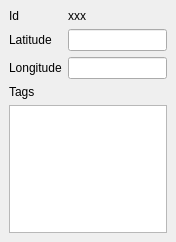
Qt form editors/merkaartor/TrackPointProperties.ui (openstreetmap/svn-archive) before a commit.
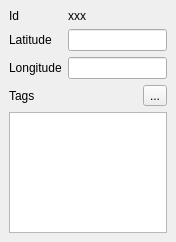
The same form after that commit. Icons and pictures are not drawn.

Commit message: ADD : remove tag tool

Patch:
```diff
--- a/editors/merkaartor/TrackPointProperties.ui
+++ b/editors/merkaartor/TrackPointProperties.ui
@@ -64,11 +64,44 @@
     </layout>
    </item>
    <item>
-    <widget class="QLabel" name="label_2" >
-     <property name="text" >
-      <string>Tags</string>
+    <layout class="QHBoxLayout" >
+     <property name="margin" >
+      <number>0</number>
      </property>
-    </widget>
+     <property name="spacing" >
+      <number>6</number>
+     </property>
+     <item>
+      <widget class="QLabel" name="label_2" >
+       <property name="text" >
+        <string>Tags</string>
+       </property>
+      </widget>
+     </item>
+     <item>
+      <spacer>
+       <property name="orientation" >
+        <enum>Qt::Horizontal</enum>
+       </property>
+       <property name="sizeHint" >
+        <size>
+         <width>40</width>
+         <height>20</height>
+        </size>
+       </property>
+      </spacer>
+     </item>
+     <item>
+      <widget class="QToolButton" name="RemoveTagButton" >
+       <property name="text" >
+        <string>...</string>
+       </property>
+       <property name="icon" >
+        <iconset>Icons/small-remove.xpm</iconset>
+       </property>
+      </widget>
+     </item>
+    </layout>
    </item>
    <item>
     <widget class="QTableView" name="TagView" />
```
The commit also changes 6 other files.
